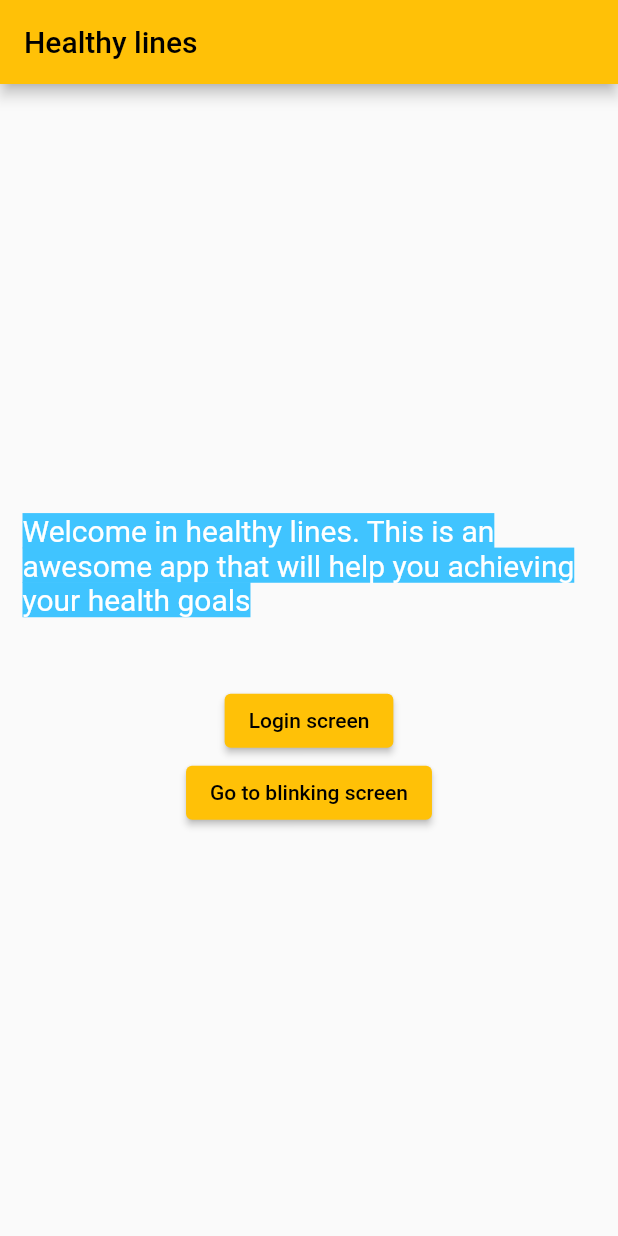
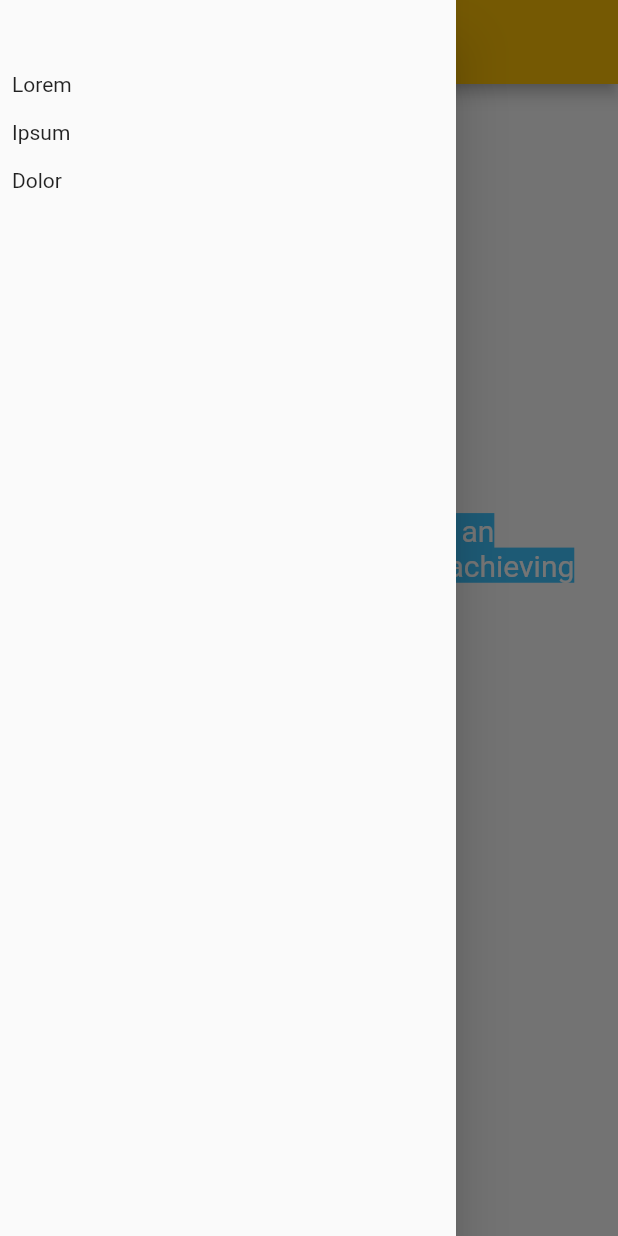
Before and after one commit to Kamilnaja/healthy-lines, a Flutter app: the screen it shows after launch, with the side drawer open (before the commit the screen has no drawer), on a phone screen of 412 x 824 dp. Run offline on Flutter 3.47's test engine with Material 2 defaults, Android fonts, the phone set to English and light mode, and no system bars.

Commit message:
simple drawer menu

```diff
--- a/lib/homePage.dart
+++ b/lib/homePage.dart
@@ -37,6 +37,22 @@ class HomePage extends StatelessWidget {
               ],
             ),
           ],
-        ));
+        ),
+        drawer: Drawer(
+            child: ListView(padding: const EdgeInsets.all(0), children: const [
+          SizedBox(height: 40),
+          Padding(
+            padding: EdgeInsets.all(8.0),
+            child: Text("Lorem"),
+          ),
+          Padding(
+            padding: EdgeInsets.all(8.0),
+            child: Text("Ipsum"),
+          ),
+          Padding(
+            padding: EdgeInsets.all(8.0),
+            child: Text("Dolor"),
+          )
+        ])));
   }
 }
```
